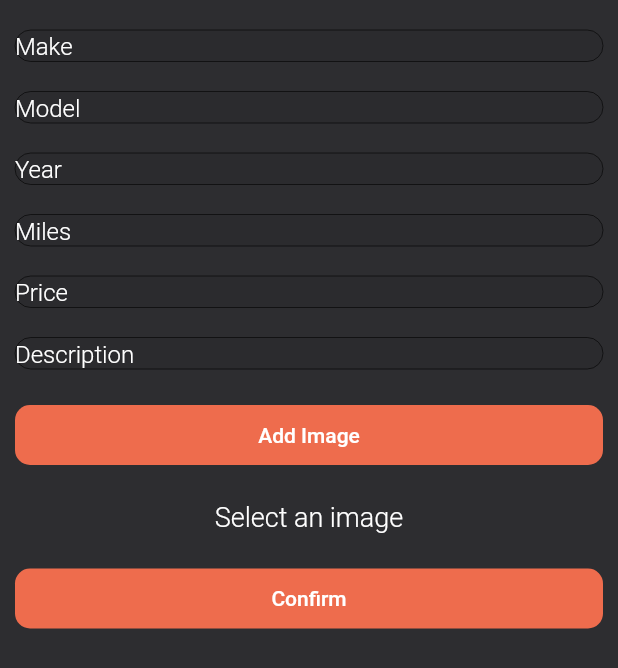
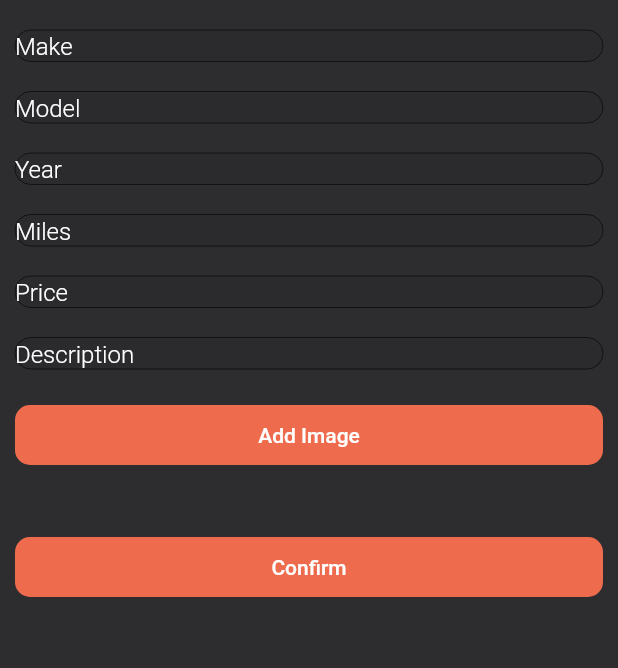
Before and after one commit to domtom1126/stick_testing, a Flutter app: the Post screen opened directly, scrolled down 56 dp, after a tap on "Add Image", on a phone screen of 412 x 824 dp. Shown: the top 668 px of the screen. Run offline on Flutter 3.47's test engine with Material 2 defaults, Android fonts, the phone set to English and light mode, and no system bars; our stand-ins replace bloc, cached_network_image, carousel_slider, cloud_firestore, currency_text_input_formatter, firebase_auth and 9 more; missing offline and left inert: find_a_stick; accounts and stored records are empty; statements that could not run were skipped.

Commit message:
Added carousel image picker

```diff
--- a/lib/screens/post.dart
+++ b/lib/screens/post.dart
@@ -31,13 +31,12 @@ class _PostState extends State<Post> {
   final TextEditingController _priceController = TextEditingController();
   final TextEditingController _descriptionController = TextEditingController();
   final _formKey = GlobalKey<FormState>();
-  File? pickedImage;
+  List<File>? pickedImage;
   Future pickImage() async {
     final _imagePicker = ImagePicker();
-    final pickedImage =
-        await _imagePicker.pickImage(source: ImageSource.gallery);
-    final imageTemp = File(pickedImage!.path);
-    setState(() => this.pickedImage = imageTemp);
+    final pickedImage = await _imagePicker.pickMultiImage();
+    final imageTemp = pickedImage!.toList();
+    setState(() => this.pickedImage = imageTemp.cast<File>());
   }
 
   @override
@@ -147,7 +146,7 @@ class _PostState extends State<Post> {
     return Form(
       key: _formKey,
       child: ListView(
-        padding: EdgeInsets.fromLTRB(10, 0, 10, 40),
+        padding: const EdgeInsets.fromLTRB(10, 0, 10, 40),
         keyboardDismissBehavior: ScrollViewKeyboardDismissBehavior.onDrag,
         children: <Widget>[
           const SizedBox(
@@ -294,32 +293,15 @@ class _PostState extends State<Post> {
             child: const Text('Add Image'),
           ),
           const SizedBox(height: 20),
-          pickedImage != null
-              ? ClipRRect(
-                  borderRadius: BorderRadius.circular(10),
-                  child: Image.file(pickedImage!, height: 200, width: 200))
-              : const Center(
-                  child: Text('Select an image'),
-                ),
+          // pickedImage != null
+          // ? ClipRRect(
+          //     borderRadius: BorderRadius.circular(10),
+          //     child: Image.file(pickedImage!, height: 200, width: 200))
+          // : const Center(
+          //     child: Text('Select an image'),
+          //   ),
           // * This actually works! but for now just do single image
-          // CarouselSlider.builder(
-          //   options: CarouselOptions(height: 200),
-          //   itemCount: pickedImage.length,
-          //   itemBuilder: (context, index, realIndex) {
-          //     final singleImage = pickedImage[index];
 
-          //     return Container(
-          //       margin: EdgeInsets.all(5.0),
-          //       child: ClipRRect(
-          //         borderRadius: BorderRadius.all(Radius.circular(5.0)),
-          //         child: Image.file(
-          //           singleImage!,
-          //           fit: BoxFit.cover,
-          //         ),
-          //       ),
-          //     );
-          //   },
-          // ),
           const SizedBox(height: 20),
           ElevatedButton(
               onPressed: () {
@@ -351,13 +333,31 @@ class _PostState extends State<Post> {
       child: Column(
         crossAxisAlignment: CrossAxisAlignment.start,
         children: [
-          ClipRRect(
-            borderRadius: BorderRadius.circular(10),
-            child: Image.asset(
-              pickedImage!.path,
-              fit: BoxFit.fitWidth,
-            ),
+          CarouselSlider.builder(
+            options: CarouselOptions(height: 200),
+            itemCount: pickedImage?.length,
+            itemBuilder: (context, index, realIndex) {
+              final singleImage = pickedImage![index];
+
+              return Container(
+                margin: EdgeInsets.all(5.0),
+                child: ClipRRect(
+                  borderRadius: BorderRadius.all(Radius.circular(5.0)),
+                  child: Image.file(
+                    singleImage,
+                    fit: BoxFit.cover,
+                  ),
+                ),
+              );
+            },
           ),
+          // ClipRRect(
+          //   borderRadius: BorderRadius.circular(10),
+          //   child: Image.asset(
+          //     pickedImage!.path,
+          //     fit: BoxFit.fitWidth,
+          //   ),
+          // ),
           Row(
             children: [
               Text(
@@ -432,7 +432,7 @@ class _PostState extends State<Post> {
                         price: _priceController.text,
                         // TODO Replace with email
                         description: _descriptionController.text,
-                        image: pickedImage!,
+                        images: pickedImage!,
                         dateAdded: DateTime.now().toString(),
                       );
                       await _postListing.addPost(
```
